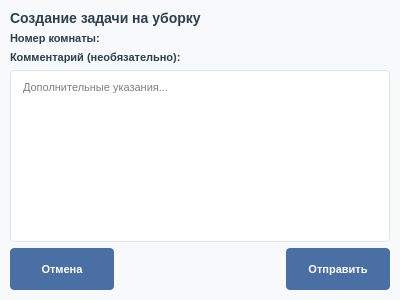
Above: UI/Reg/Окно отправки заданий.ui from Ainyr-Akhmadishin/Hotel_management_system before the change. Below: the same form after it.
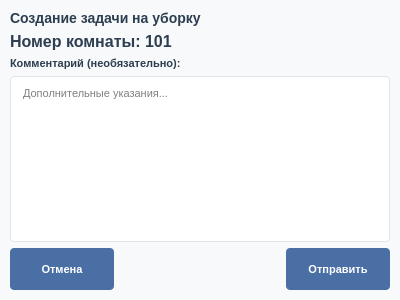
That is the form after the change.

```diff
--- a/UI/Reg/Окно отправки заданий.ui
+++ b/UI/Reg/Окно отправки заданий.ui
@@ -22,14 +22,6 @@
     color: #2c3e50;
     font-weight: bold;
 }
-QLineEdit {
-    border: 1px solid #e1e5eb;
-    border-radius: 4px;
-    padding: 6px 8px;
-    font-size: 11px;
-    background-color: white;
-    min-height: 25px;
-}
 QTextEdit {
     border: 1px solid #e1e5eb;
     border-radius: 4px;
@@ -86,27 +78,14 @@
     </widget>
    </item>
    <item>
-    <layout class="QHBoxLayout" name="room_layout">
-     <property name="spacing">
-      <number>6</number>
-     </property>
-     <item>
       <widget class="QLabel" name="room_label">
-       <property name="minimumSize">
-        <size>
-         <width>70</width>
-         <height>0</height>
-        </size>
+     <property name="styleSheet">
+      <string notr="true">font-size: 16px; font-weight: bold; color: #2c3e50;</string>
        </property>
        <property name="text">
-        <string>Номер комнаты:</string>
-       </property>
-       <property name="margin">
-        <number>10</number>
-       </property>
-      </widget>
-     </item>
-    </layout>
+      <string>Номер комнаты: 101</string>
+     </property>
+    </widget>
    </item>
    <item>
     <widget class="QLabel" name="comment_label">
```
Left out of the diff: 2 changed lines with no effect on the pictures. Lines whose indentation alone changed are shown as unchanged.
